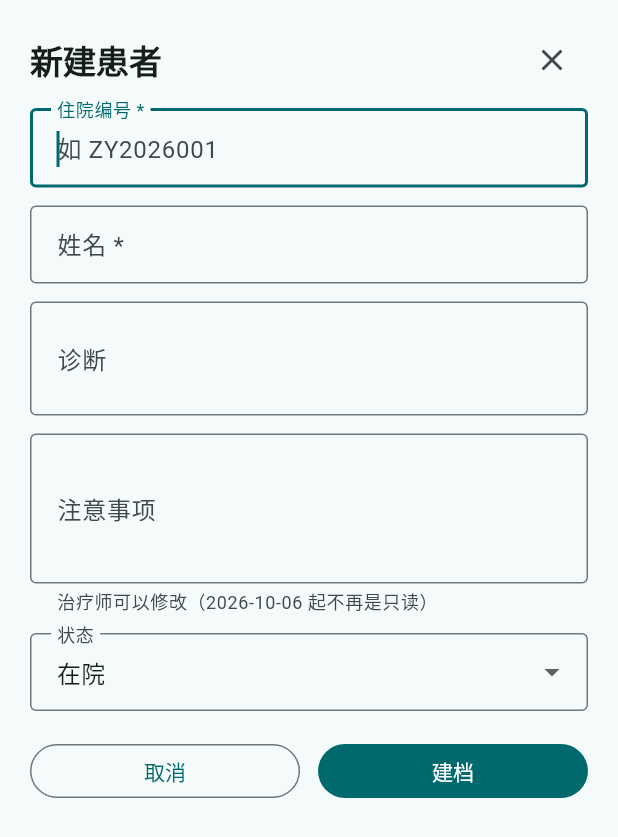
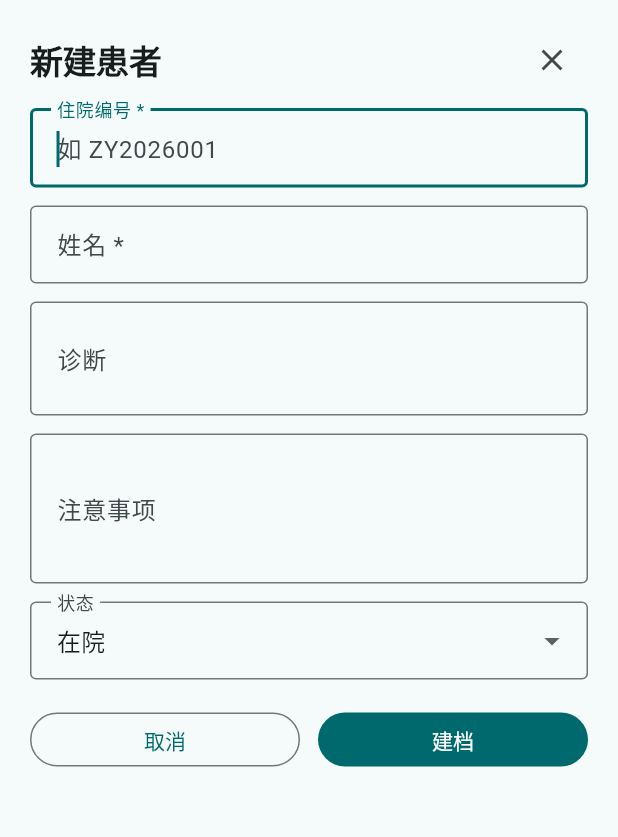
Before and after one commit to chyyd/rehab-record, a Flutter app: the PatientFormSheet widget shown alone on an empty page, opened directly, on a phone screen of 412 x 824 dp. Shown: the top 837 px of the screen. Run offline on Flutter 3.47's test engine with Material 3 defaults, Android fonts, the phone set to English and light mode, and no system bars; our stand-ins replace dio, drift, flutter_riverpod, flutter_secure_storage, open_filex, printing and 1 more; accounts and stored records are empty; generated files the repository leaves out were written again; network calls fail.

Commit message:
fix(app): 去掉新建患者页「治疗师可以修改」那行提示（多余）
用户 2026-10-06：「app新建患者页，'治疗师可以修改'那一行都去掉，标出来干什么？多余」。

确实多余：能改就是能改，把「现在已经不是只读」写在界面上是废话。
权限本身由后端门禁保证（api/v1/patients.py），不靠在界面上声明。

顺带把旁边那条状态提示里的原始状态码换成中文
（原来编辑已出院患者会显示 discharged；那条提示**保留**——
状态框会凭空消失，没有它用户不知道去哪改）。

实测：analyze 无问题 / 197 passed / APK 已装，真机截图确认该行已消失。

```diff
--- a/app/lib/features/patients/patient_form_sheet.dart
+++ b/app/lib/features/patients/patient_form_sheet.dart
@@ -57,6 +57,15 @@ class _PatientFormSheetState extends ConsumerState<PatientFormSheet> {
     'in_hospital': '在院',
     'paused': '暂停',
   };
+
+  /// 状态码 → 中文（界面一律显示中文，不给用户看 `pending_discharge` 这种原始值）。
+  static String _statusLabel(String code) => const {
+        'in_hospital': '在院',
+        'paused': '暂停',
+        'pending_discharge': '待出院',
+        'discharged': '已出院',
+      }[code] ??
+      code;
 
   @override
   void initState() {
@@ -221,19 +230,22 @@ class _PatientFormSheetState extends ConsumerState<PatientFormSheet> {
                   decoration: const InputDecoration(
                     labelText: '注意事项',
                     hintText: '如 过敏、防跌倒、体位限制',
-                    // ★ 2026-10-06：原来是"治疗师只读"，用户要求取消该限制。
-                    //   这里明确写出来，避免后来的人又把它当成只读字段加锁。
-                    helperText: '治疗师可以修改（2026-10-06 起不再是只读）',
+                    // 这里原来写了一句 helper「治疗师可以修改（2026-10-06 起不再是只读）」。
+                    // 用户 2026-10-06：「那一行都去掉，标出来干什么？多余」——
+                    // 确实多余：能改就是能改，把"现在已经不是只读"写在界面上是废话。
+                    // 权限本身由后端门禁保证（见 api/v1/patients.py），不靠在界面上声明。
                     border: OutlineInputBorder(),
                   ),
                 ),
                 const SizedBox(height: 12),
 
                 if (_isEdit && !_statuses.containsKey(widget.existing!.status))
-                  // 已出院/待出院：不在选项里，也不能在这里改 —— 说清楚去哪改。
+                  // 已出院 / 待出院：状态不在选项里，也不能在这里改。
+                  // 这一条**不是**废话，必须留：没有它，状态框会凭空消失，
+                  // 用户不知道去哪改。只把原始状态码换成中文（原来会显示 discharged）。
                   Text(
-                    '当前状态：${widget.existing!.status}。'
-                    '改状态请用患者页的出院/恢复操作（会单独记入审计）。',
+                    '当前状态「${_statusLabel(widget.existing!.status)}」，'
+                    '不在这里改 —— 请用患者页的出院/恢复操作。',
                     style: theme.textTheme.bodySmall
                         ?.copyWith(color: theme.colorScheme.outline),
                   )
```
